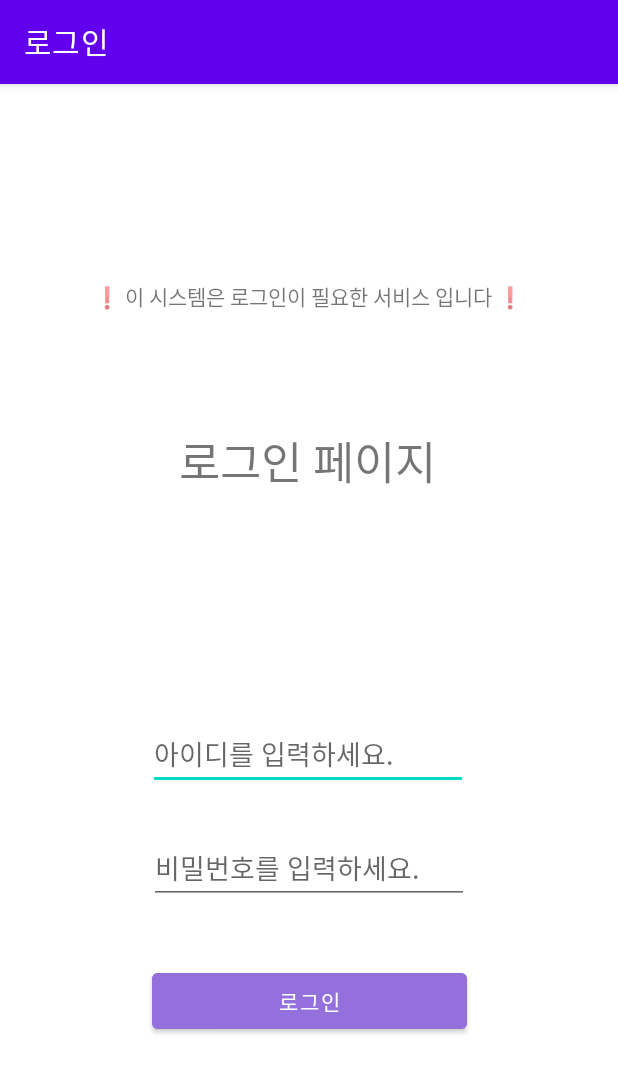
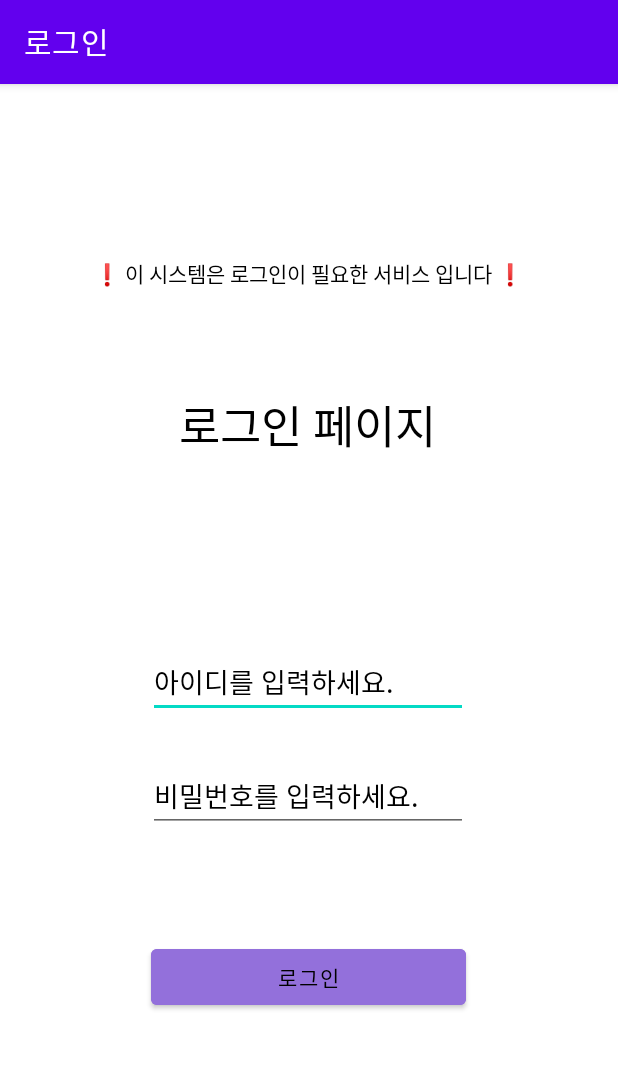
Before and after one commit to limjiihyun/TrafficSystem, an Android app: the LoginActivity screen opened directly, with no data from a screen before it, on a phone screen of 412 x 824 dp. Shown: the top 1073 px of the screen. Run offline under Robolectric (Android 15) with nearby library versions, the phone set to English and light mode, and no system bars.

Commit message:
한밭대 교통관리 시스템 입니다.

```diff
--- a/app/src/main/AndroidManifest.xml
+++ b/app/src/main/AndroidManifest.xml
@@ -25,7 +25,7 @@
 
             <meta-data
                 android:name="android.app.lib_name"
-                android:value="" />
+                android:value=""/>
         </activity>
         <activity android:name=".RotaryUse" android:label="회전 교차로 안전 사용법"></activity>
         <activity android:name=".DetailActivity" android:label="카풀 게시판"></activity>
--- a/app/src/main/res/layout/activity_join.xml
+++ b/app/src/main/res/layout/activity_join.xml
@@ -4,6 +4,7 @@
     xmlns:tools="http://schemas.android.com/tools"
     android:id="@+id/linearLayout"
     android:layout_width="match_parent"
+    android:background="@color/white"
     android:layout_height="match_parent">
 
     <Button
--- a/app/src/main/res/layout/activity_list.xml
+++ b/app/src/main/res/layout/activity_list.xml
@@ -2,6 +2,7 @@
 <LinearLayout xmlns:android="http://schemas.android.com/apk/res/android"
     android:layout_width="match_parent"
     android:orientation="vertical"
+    android:background="@color/white"
     android:layout_height="match_parent">
 
     <ListView
--- a/app/src/main/res/layout/activity_login.xml
+++ b/app/src/main/res/layout/activity_login.xml
@@ -4,18 +4,20 @@
     xmlns:tools="http://schemas.android.com/tools"
     android:id="@+id/constraintLayout"
     android:layout_width="match_parent"
+    android:background="@color/white"
     android:layout_height="match_parent">
 
     <Button
         android:id="@+id/login_button"
         android:layout_width="210dp"
         android:layout_height="49dp"
-        android:layout_marginBottom="132dp"
+        android:layout_marginBottom="148dp"
         android:backgroundTint="#9370DB"
         android:text="로그인"
+        android:textColor="@color/black"
         app:layout_constraintBottom_toBottomOf="parent"
         app:layout_constraintEnd_toEndOf="parent"
-        app:layout_constraintHorizontal_bias="0.502"
+        app:layout_constraintHorizontal_bias="0.497"
         app:layout_constraintStart_toStartOf="parent" />
 
     <EditText
@@ -25,6 +27,7 @@
         android:layout_marginBottom="28dp"
         android:ems="10"
         android:hint="아이디를 입력하세요."
+        android:textColorHint="@color/black"
         android:inputType="textPersonName"
         android:text=""
         app:layout_constraintBottom_toTopOf="@+id/passwd_et"
@@ -36,12 +39,14 @@
         android:id="@+id/passwd_et"
         android:layout_width="wrap_content"
         android:layout_height="wrap_content"
-        android:layout_marginBottom="40dp"
+        android:layout_marginBottom="72dp"
         android:ems="10"
         android:hint="비밀번호를 입력하세요."
         android:inputType="textPassword"
+        android:textColorHint="@color/black"
         app:layout_constraintBottom_toTopOf="@+id/login_button"
         app:layout_constraintEnd_toEndOf="parent"
+        app:layout_constraintHorizontal_bias="0.497"
         app:layout_constraintStart_toStartOf="parent" />
 
     <TextView
@@ -50,6 +55,7 @@
         android:layout_height="wrap_content"
         android:layout_marginTop="80dp"
         android:text="로그인 페이지"
+        android:textColor="@color/black"
         android:textSize="30sp"
         app:layout_constraintBottom_toTopOf="@+id/userid_et"
         app:layout_constraintEnd_toEndOf="parent"
@@ -62,6 +68,7 @@
         android:layout_width="wrap_content"
         android:layout_height="wrap_content"
         android:text="❗ 이 시스템은 로그인이 필요한 서비스 입니다 ❗"
+        android:textColor="@color/black"
         app:layout_constraintBottom_toTopOf="@+id/textView"
         app:layout_constraintEnd_toEndOf="parent"
         app:layout_constraintStart_toStartOf="parent"
--- a/app/src/main/res/layout/activity_main.xml
+++ b/app/src/main/res/layout/activity_main.xml
@@ -6,6 +6,7 @@
     android:id="@+id/FrameLayout1"
     android:layout_width="match_parent"
     android:layout_height="match_parent"
+    android:background="@color/white"
     tools:context=".MainActivity">
 
     <!-- "한밭대 교통관리 시스템" 텍스트 표시/text 스타일 = 두껍게/text 크기/ constraint으로 서로서로 구속 -->
@@ -61,13 +62,13 @@
         android:id="@+id/carshare_button"
         android:layout_width="285dp"
         android:layout_height="65dp"
-        android:layout_marginBottom="28dp"
+        android:layout_marginBottom="60dp"
         android:backgroundTint="#9370DB"
         android:onClick="carshare"
         android:text="카풀 게시판"
         app:layout_constraintBottom_toBottomOf="parent"
         app:layout_constraintEnd_toEndOf="parent"
-        app:layout_constraintHorizontal_bias="0.511"
+        app:layout_constraintHorizontal_bias="0.523"
         app:layout_constraintStart_toStartOf="parent"
         tools:ignore="MissingConstraints" />
 
--- a/app/src/main/res/layout/activity_register.xml
+++ b/app/src/main/res/layout/activity_register.xml
@@ -3,6 +3,7 @@
     android:layout_width="match_parent"
     android:layout_height="match_parent"
     android:padding="16dp"
+    android:background="@color/white"
     android:orientation="vertical">
 
     <LinearLayout
@@ -24,6 +25,7 @@
             android:layout_height="wrap_content"
             android:layout_weight="1"
             android:hint="둔산동 갤러리아 카풀구합니다."
+            android:textColorHint="@color/black"
             />
     </LinearLayout>
 
@@ -31,6 +33,7 @@
         android:layout_width="wrap_content"
         android:layout_height="wrap_content"
         android:padding="16dp"
+        android:textColor="@color/black"
         android:text="내용"/>
 
     <EditText
@@ -41,6 +44,7 @@
         android:layout_weight="1"
         android:background="#eeeeee"
         android:hint="수목금 아침 8:30분에 둔산동 갤러리아 앞에서 학교까지 함께 할실 분 구합니다. 댓글 달아주세요."
+        android:textColorHint="@color/black"
         />
 
     <Button
--- a/app/src/main/res/layout/custom_comment.xml
+++ b/app/src/main/res/layout/custom_comment.xml
@@ -4,7 +4,7 @@
     android:layout_height="wrap_content"
     android:padding="16dp"
     android:layout_margin="16dp"
-    android:background="#eeeeee"
+    android:background="@color/white"
     android:orientation="vertical">
 
     <LinearLayout
--- a/app/src/main/res/layout/item.xml
+++ b/app/src/main/res/layout/item.xml
@@ -1,6 +1,7 @@
 <?xml version="1.0" encoding="utf-8"?>
 <LinearLayout xmlns:android="http://schemas.android.com/apk/res/android"
     android:layout_width="match_parent"
+    android:background="@color/white"
     android:layout_height="match_parent">
 
     <ImageView
--- a/app/src/main/res/layout/rotaryuse.xml
+++ b/app/src/main/res/layout/rotaryuse.xml
@@ -7,6 +7,7 @@
     android:layout_width="match_parent"
     android:layout_height="match_parent"
     android:orientation="vertical"
+    android:background="@color/white"
     tools:context=".MainActivity">
 
     <androidx.viewpager.widget.ViewPager
@@ -26,6 +27,7 @@
         android:layout_marginBottom="52dp"
         android:text="그림을 옆으로 밀어 주세요!"
         android:textSize="20dp"
+        android:textColor="@color/black"
         app:layout_constraintBottom_toTopOf="@+id/viewPager"
         app:layout_constraintEnd_toEndOf="parent"
         app:layout_constraintHorizontal_bias="0.969"
--- a/app/src/main/res/layout/shuttle.xml
+++ b/app/src/main/res/layout/shuttle.xml
@@ -2,6 +2,7 @@
 <!--부모뷰의 좌측 상단을 원점으로 지정한 좌표 뷰를 배치하는 AbsoluteLayout -->
 <AbsoluteLayout xmlns:android="http://schemas.android.com/apk/res/android"
     android:layout_width="match_parent"
+    android:background="@color/white"
     android:layout_height="match_parent">
 
     <!-- 공지사항1 버튼을 누르면 공지사항으로 넘어감 -->
```
Also changed, not shown: app/src/main/res/layout/activity_detail.xml (+11 -1 lines), app/src/main/res/layout/carsharenotice.xml (+9 -3 lines), app/src/main/res/layout/carsharnotice.xml (+8 -2 lines), app/src/main/res/layout/parkingbehind.xml (+9 -0 lines), app/src/main/res/layout/rule2.xml (+10 -5 lines), app/src/main/res/layout/rule3.xml (+7 -3 lines).
